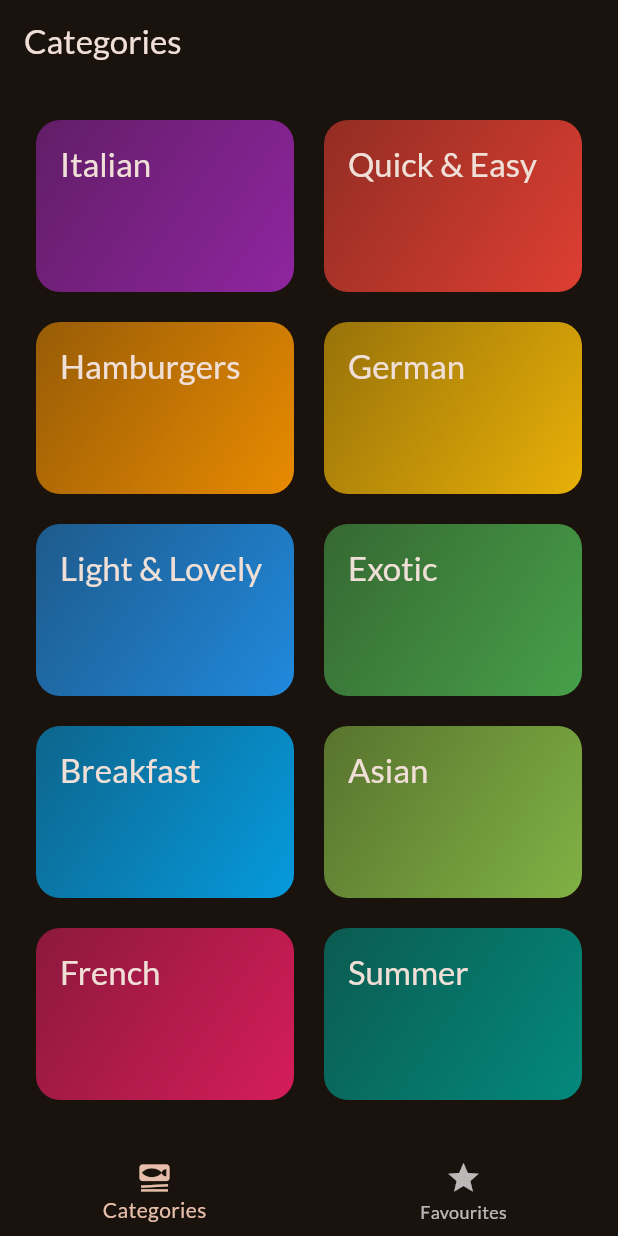
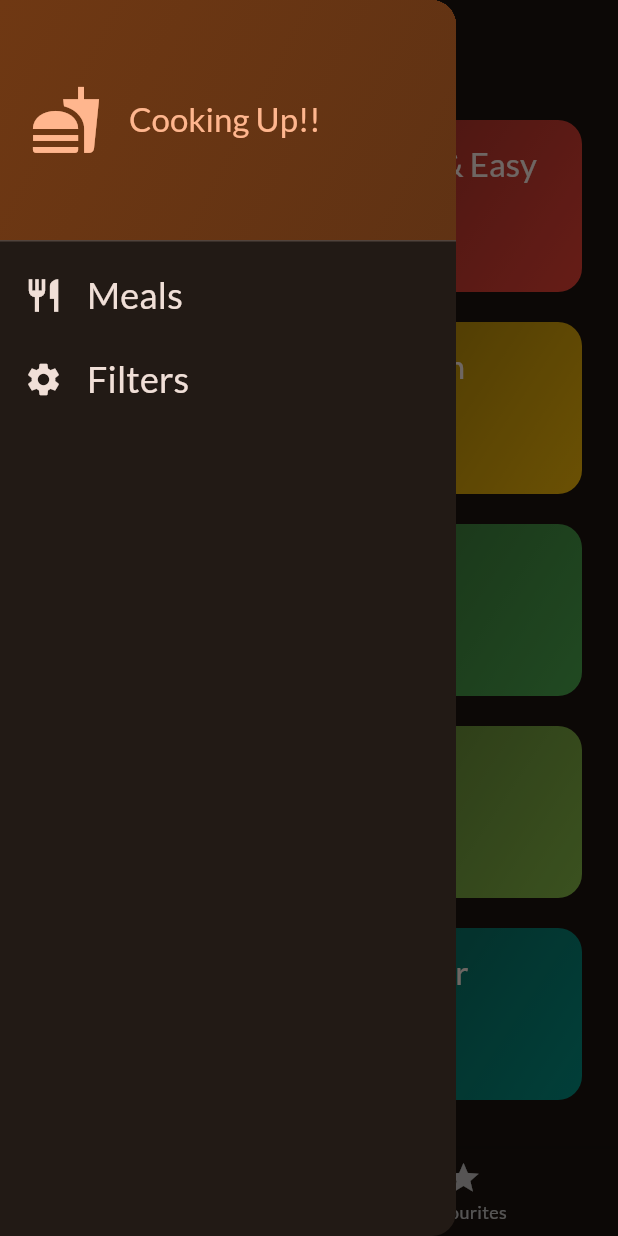
Before and after one commit to sohaibhabib-se/Flutter-Dart-The-Complete-Guide-2024, a Flutter app: the screen it shows after launch, with the side drawer open (before the commit the screen has no drawer), on a phone screen of 412 x 824 dp. Run offline on Flutter 3.47's test engine with Material 3 defaults, Android fonts, the phone set to English and light mode, and no system bars; our stand-ins replace google_fonts, transparent_image.

Commit message:
Lecture 170

```diff
--- a/Section8/meals/lib/screens/categories.dart
+++ b/Section8/meals/lib/screens/categories.dart
@@ -1,17 +1,20 @@
 import 'package:flutter/material.dart';
 import 'package:meals/models/category.dart';
+import 'package:meals/models/meal.dart';
 import 'package:meals/screens/meals.dart';
 import 'package:meals/widgets/category_grid_item.dart';
 
 import '../data/dummy_data.dart';
 
 class CatgoriesScreen extends StatelessWidget {
-  const CatgoriesScreen({super.key});
+  const CatgoriesScreen({super.key, required this.onToggleFavorite});
+
+  final void Function(Meal meal) onToggleFavorite;
 
   void _selectCategory(BuildContext context, Category category) {
     final filteredMeals = dummyMeals.where((meal) => meal.categories.contains(category.id)).toList();
 
-    Navigator.of(context).push(MaterialPageRoute(builder: (ctx) => MealsScreen(title: category.title, meals: filteredMeals)));//push(context, route);
+    Navigator.of(context).push(MaterialPageRoute(builder: (ctx) => MealsScreen(title: category.title, meals: filteredMeals, onToggleFavorite: onToggleFavorite,)));//push(context, route);
   }
 
   @override
--- a/Section8/meals/lib/screens/meal_details.dart
+++ b/Section8/meals/lib/screens/meal_details.dart
@@ -6,9 +6,11 @@ class MealDetailsScreen extends StatelessWidget {
   const MealDetailsScreen({
     super.key,
     required this.meal,
+    required this.onToggleFavorite,
   });
 
   final Meal meal;
+  final void Function(Meal meal) onToggleFavorite;
 
   @override
   Widget build(BuildContext context) {
@@ -17,7 +19,9 @@ class MealDetailsScreen extends StatelessWidget {
         title: Text(meal.title),
         actions: [
           IconButton(
-            onPressed: () {},
+            onPressed: () {
+              onToggleFavorite(meal);
+            },
             icon: const Icon(Icons.star),
           ),
         ],
--- a/Section8/meals/lib/screens/meals.dart
+++ b/Section8/meals/lib/screens/meals.dart
@@ -9,16 +9,19 @@ class MealsScreen extends StatelessWidget {
     super.key,
     this.title,
     required this.meals,
+    required this.onToggleFavorite,
   });
 
   final String? title;
   final List<Meal> meals;
+  final void Function(Meal meal) onToggleFavorite;
 
   void selectMeal(BuildContext context, Meal meal) {
     Navigator.of(context).push(
       MaterialPageRoute(
         builder: (ctx) => MealDetailsScreen(
           meal: meal,
+          onToggleFavorite: onToggleFavorite,
         ),
       ),
     );
--- a/Section8/meals/lib/screens/tabs.dart
+++ b/Section8/meals/lib/screens/tabs.dart
@@ -2,6 +2,7 @@ import 'package:flutter/material.dart';
 import 'package:meals/screens/categories.dart';
 import 'package:meals/screens/meals.dart';
 import 'package:meals/models/meal.dart';
+import 'package:meals/widgets/main_drawer.dart';
 
 class TabsScreen extends StatefulWidget {
   const TabsScreen({super.key});
@@ -14,13 +15,24 @@ class _TabsScreenState extends State<TabsScreen> {
   int _selectedPageIndex = 0;
   final List<Meal> _favoriteMeals = [];
 
+  void _showInfoMessage(String message) {
+    ScaffoldMessenger.of(context).clearSnackBars();
+    ScaffoldMessenger.of(context).showSnackBar(SnackBar(content: Text(message)));
+  }
+
   void _toggleMealFavoriteStatus(Meal meal) {
     final isExisting = _favoriteMeals.contains(meal);
 
-    if(isExisting) {
-      _favoriteMeals.remove(meal);
+    if (isExisting) {
+      setState(() {
+        _favoriteMeals.remove(meal);
+      });
+      _showInfoMessage("Meal is no longer favorite.");
     } else {
-      _favoriteMeals.add(meal);
+      setState(() {
+        _favoriteMeals.add(meal);
+      });
+      _showInfoMessage("Meal is added to favorite list.");
     }
   }
 
@@ -32,12 +44,15 @@ class _TabsScreenState extends State<TabsScreen> {
 
   @override
   Widget build(BuildContext context) {
-    Widget activePage = const CatgoriesScreen();
+    Widget activePage = CatgoriesScreen(
+      onToggleFavorite: _toggleMealFavoriteStatus,
+    );
     var activePageTitle = 'Categories';
 
     if (_selectedPageIndex == 1) {
-      activePage = const MealsScreen(
-        meals: [],
+      activePage = MealsScreen(
+        meals: _favoriteMeals,
+        onToggleFavorite: _toggleMealFavoriteStatus,
       );
       activePageTitle = 'Your Favorites';
     }
@@ -46,6 +61,7 @@ class _TabsScreenState extends State<TabsScreen> {
       appBar: AppBar(
         title: Text(activePageTitle),
       ),
+      drawer: const MainDrawer(),
       body: activePage,
       bottomNavigationBar: BottomNavigationBar(
         onTap: _selectPage,
--- /dev/null
+++ b/Section8/meals/lib/widgets/main_drawer.dart
@@ -0,0 +1,80 @@
+import 'package:flutter/material.dart';
+
+class MainDrawer extends StatelessWidget {
+  const MainDrawer({super.key});
+
+  @override
+  Widget build(BuildContext context) {
+    // TODO: implement build
+    return Drawer(
+      child: Column(
+        children: [
+          DrawerHeader(
+            padding: const EdgeInsets.all(20),
+            decoration: BoxDecoration(
+              gradient: LinearGradient(
+                colors: [
+                  Theme.of(context).colorScheme.primaryContainer,
+                  Theme.of(context)
+                      .colorScheme
+                      .primaryContainer
+                      .withOpacity(0.8),
+                ],
+                begin: Alignment.topLeft,
+                end: Alignment.bottomRight,
+              ),
+            ),
+            child: Row(
+              children: [
+                Icon(
+                  Icons.fastfood,
+                  size: 48,
+                  color: Theme.of(context).colorScheme.primary,
+                ),
+                const SizedBox(
+                  width: 18,
+                ),
+                Text(
+                  "Cooking Up!!",
+                  style: Theme.of(context).textTheme.titleLarge!.copyWith(
+                        color: Theme.of(context).colorScheme.primary,
+                      ),
+                ),
+              ],
+            ),
+          ),
+          ListTile(
+            leading: Icon(
+              Icons.restaurant,
+              size: 26,
+              color: Theme.of(context).colorScheme.onBackground,
+            ),
+            title: Text(
+              "Meals",
+              style: Theme.of(context).textTheme.titleSmall!.copyWith(
+                    color: Theme.of(context).colorScheme.onBackground,
+                    fontSize: 24,
+                  ),
+            ),
+            onTap: () {},
+          ),
+          ListTile(
+            leading: Icon(
+              Icons.settings,
+              size: 26,
+              color: Theme.of(context).colorScheme.onBackground,
+            ),
+            title: Text(
+              "Filters",
+              style: Theme.of(context).textTheme.titleSmall!.copyWith(
+                color: Theme.of(context).colorScheme.onBackground,
+                fontSize: 24,
+              ),
+            ),
+            onTap: () {},
+          ),
+        ],
+      ),
+    );
+  }
+}
```
Also changed, not shown: 3 other files.
